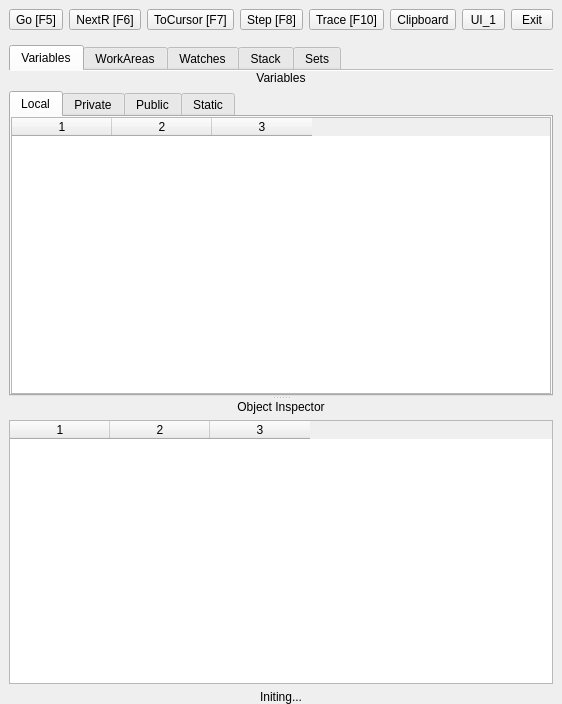
Qt form hbide/debugger1.ui (FiveTechSoft/qtcontribs) before a commit.
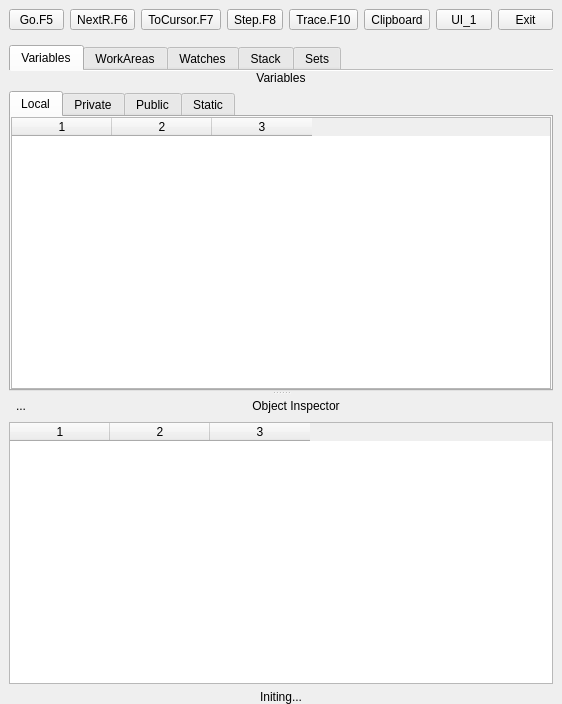
The same form after that commit. Icons and pictures are not drawn.

What changed in the file:
```diff
--- a/hbide/debugger1.ui
+++ b/hbide/debugger1.ui
@@ -62,7 +62,7 @@
          </sizepolicy>
         </property>
         <property name="text">
-         <string>Go [F5]</string>
+         <string>Go.F5</string>
         </property>
        </widget>
       </item>
@@ -75,7 +75,7 @@
          </sizepolicy>
         </property>
         <property name="text">
-         <string>NextR [F6]</string>
+         <string>NextR.F6</string>
         </property>
        </widget>
       </item>
@@ -88,7 +88,7 @@
          </sizepolicy>
         </property>
         <property name="text">
-         <string>ToCursor [F7]</string>
+         <string>ToCursor.F7</string>
         </property>
        </widget>
       </item>
@@ -101,7 +101,7 @@
          </sizepolicy>
         </property>
         <property name="text">
-         <string>Step [F8]</string>
+         <string>Step.F8</string>
         </property>
        </widget>
       </item>
@@ -114,7 +114,7 @@
          </sizepolicy>
         </property>
         <property name="text">
-         <string>Trace [F10]</string>
+         <string>Trace.F10</string>
         </property>
        </widget>
       </item>
@@ -360,6 +360,28 @@
               <number>0</number>
              </property>
              <item>
+              <layout class="QHBoxLayout" name="horizontalLayout_6">
+               <property name="topMargin">
+                <number>0</number>
+               </property>
+               <item>
+                <widget class="QToolButton" name="btnObjBack">
+                 <property name="toolTip">
+                  <string>Inspect Object One Level Up</string>
+                 </property>
+                 <property name="text">
+                  <string>...</string>
+                 </property>
+                 <property name="icon">
+                  <iconset resource="hbide.qrc">
+                   <normaloff>:/resources/go-prev.png</normaloff>:/resources/go-prev.png</iconset>
+                 </property>
+                 <property name="autoRaise">
+                  <bool>true</bool>
+                 </property>
+                </widget>
+               </item>
+               <item>
               <widget class="QLabel" name="labelObjectInspector">
                <property name="text">
                 <string>Object Inspector</string>
@@ -368,6 +390,8 @@
                 <set>Qt::AlignCenter</set>
                </property>
               </widget>
+               </item>
+              </layout>
              </item>
              <item>
               <widget class="QTableWidget" name="tableObjectInspector">
```
Lines whose indentation alone changed are shown as unchanged.
